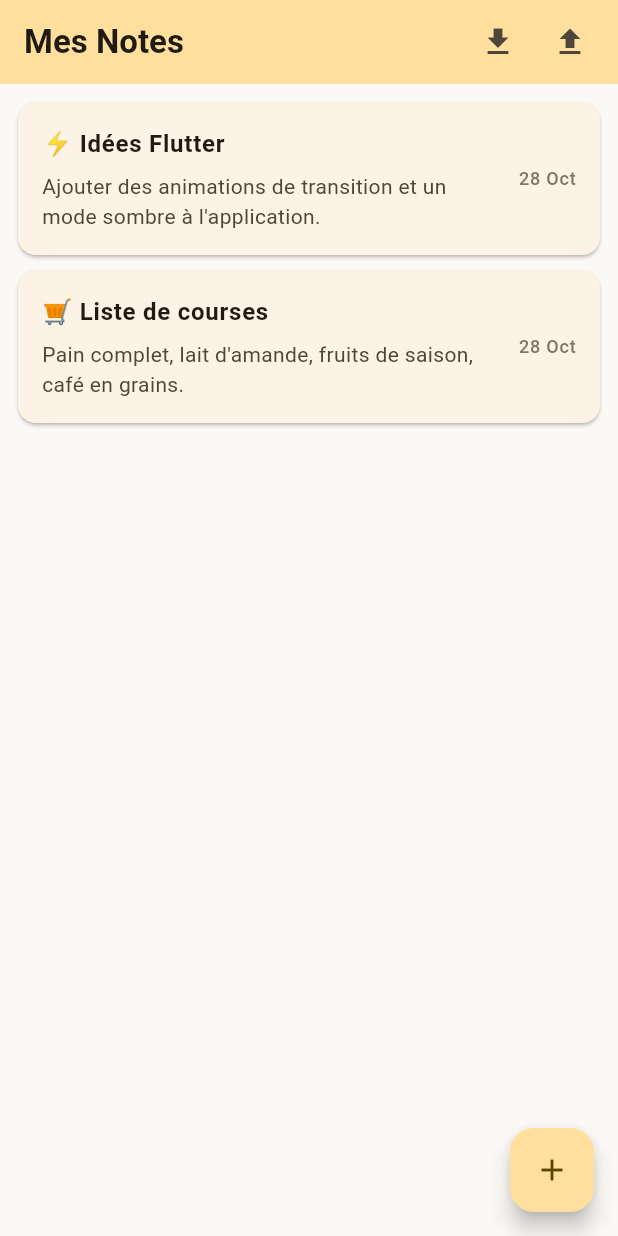
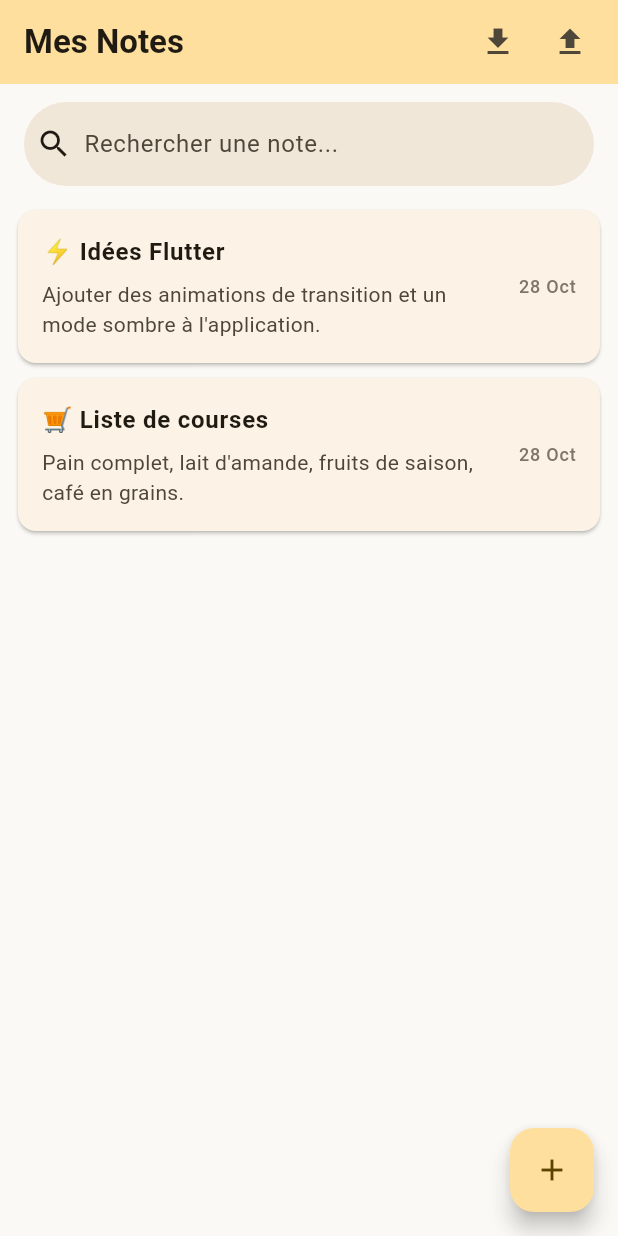
Before and after one commit to DylanMerlateau/projetApplicationMobileBlocNote, a Flutter app: the screen it shows after launch, on a phone screen of 412 x 824 dp. Run offline on Flutter 3.47's test engine with Material 3 defaults, Android fonts, the light colour scheme and no system bars; our stand-ins replace file_picker, shared_preferences; missing offline and left inert: universal_html.

Commit message:
Ajout de la barre de recherche

```diff
--- a/lib/main.dart
+++ b/lib/main.dart
@@ -1,9 +1,10 @@
 import 'dart:convert';
-import 'dart:typed_data'; // Indispensable pour Uint8List
+import 'dart:typed_data';
 import 'package:flutter/foundation.dart';
 import 'package:flutter/material.dart';
 import 'package:file_picker/file_picker.dart';
 import 'package:universal_html/html.dart' as html;
+import 'package:shared_preferences/shared_preferences.dart';
 
 void main() {
   runApp(const MyApp());
@@ -35,6 +36,22 @@ class Note {
   String date;
 
   Note({required this.title, required this.content, required this.date});
+
+  Map<String, dynamic> toMap() {
+    return {
+      'title': title,
+      'content': content,
+      'date': date,
+    };
+  }
+
+  factory Note.fromMap(Map<String, dynamic> map) {
+    return Note(
+      title: map['title'] ?? '',
+      content: map['content'] ?? '',
+      date: map['date'] ?? '',
+    );
+  }
 }
 
 class NotesListScreen extends StatefulWidget {
@@ -45,12 +62,64 @@ class NotesListScreen extends StatefulWidget {
 }
 
 class _NotesListScreenState extends State<NotesListScreen> {
-  List<Note> _notes = [
+  List<Note> _notes = [];
+  List<Note> _filteredNotes = [];
+  final TextEditingController _searchController = TextEditingController();
+
+  static const String _noteSeparator = "\n==================== NOTE ====================\n";
+
+  @override
+  void initState() {
+    super.initState();
+    _loadNotes();
+    _searchController.addListener(_filterNotes);
+  }
+
+  @override
+  void dispose() {
+    _searchController.dispose();
+    super.dispose();
+  }
+
+  void _filterNotes() {
+    final query = _searchController.text.toLowerCase().trim();
+    setState(() {
+      if (query.isEmpty) {
+        _filteredNotes = List.from(_notes);
+      } else {
+        _filteredNotes = _notes.where((note) {
+          final titleMatch = note.title.toLowerCase().contains(query);
+          final contentMatch = note.content.toLowerCase().contains(query);
+          return titleMatch || contentMatch;
+        }).toList();
+      }
+    });
+  }
+
+  Future<void> _loadNotes() async {
+    final prefs = await SharedPreferences.getInstance();
+    final String? notesJson = prefs.getString('saved_notes');
+
+    if (notesJson != null) {
+      final List<dynamic> decodedList = jsonDecode(notesJson);
+      _notes = decodedList.map((item) => Note.fromMap(item)).toList();
+    } else {
+      _notes = [
         Note(title: "⚡ Idées Flutter", content: "Ajouter des animations de transition et un mode sombre à l'application.", date: "28 Oct"),
         Note(title: "🛒 Liste de courses", content: "Pain complet, lait d'amande, fruits de saison, café en grains.", date: "28 Oct"),
       ];
+      _saveNotes();
+    }
+    _filterNotes();
+  }
 
-  static const String _noteSeparator = "\n==================== NOTE ====================\n";
+  Future<void> _saveNotes() async {
+    final prefs = await SharedPreferences.getInstance();
+    final List<Map<String, dynamic>> jsonList = _notes.map((note) => note.toMap()).toList();
+    final String encodedData = jsonEncode(jsonList);
+
+    await prefs.setString('saved_notes', encodedData);
+  }
 
   Future<void> _exportNotesAsTxt() async {
     if (_notes.isEmpty) {
@@ -63,9 +132,9 @@ class _NotesListScreenState extends State<NotesListScreen> {
 
     for (var note in _notes) {
       txtBuffer.write(_noteSeparator);
-      txtBuffer.write("TITRE : ${note.title}\n");
-      txtBuffer.write("DATE : ${note.date}\n");
-      txtBuffer.write("CONTENU :\n${note.content}\n");
+      txtBuffer.write("TITRE : \${note.title}\n");
+      txtBuffer.write("DATE : \${note.date}\n");
+      txtBuffer.write("CONTENU :\n\${note.content}\n");
     }
 
     String txtString = txtBuffer.toString();
@@ -154,6 +223,8 @@ class _NotesListScreenState extends State<NotesListScreen> {
           _notes = importedNotes;
         });
 
+        _saveNotes();
+        _filterNotes();
         _showSnackBar("Notes importées avec succès !");
       }
     } catch (e) {
@@ -190,22 +261,47 @@ class _NotesListScreenState extends State<NotesListScreen> {
           const SizedBox(width: 8),
         ],
       ),
-      body: _notes.isEmpty
+      body: Column(
+        children: [
+          Padding(
+            padding: const EdgeInsets.fromLTRB(16, 12, 16, 4),
+            child: SearchBar(
+              controller: _searchController,
+              hintText: "Rechercher une note...",
+              leading: const Icon(Icons.search),
+              trailing: _searchController.text.isNotEmpty
+                  ? [
+                      IconButton(
+                        icon: const Icon(Icons.clear),
+                        onPressed: () => _searchController.clear(),
+                      )
+                    ]
+                  : null,
+              elevation: WidgetStateProperty.all(0),
+              backgroundColor: WidgetStateProperty.all(theme.colorScheme.surfaceContainerHigh),
+            ),
+          ),
+
+          Expanded(
+            child: _filteredNotes.isEmpty
                 ? Center(
                     child: Column(
                       mainAxisAlignment: MainAxisAlignment.center,
                       children: [
-                  Icon(Icons.note_alt_outlined, size: 64, color: theme.colorScheme.outline),
+                        Icon(Icons.search_off, size: 64, color: theme.colorScheme.outline),
                         const SizedBox(height: 16),
-                  Text('Aucune note pour le moment', style: TextStyle(color: theme.colorScheme.outline)),
+                        Text(
+                          _notes.isEmpty ? 'Aucune note pour le moment' : 'Aucun résultat trouvé',
+                          style: TextStyle(color: theme.colorScheme.outline),
+                        ),
                       ],
                     ),
                   )
                 : ListView.builder(
                     padding: const EdgeInsets.all(12),
-              itemCount: _notes.length,
+                    itemCount: _filteredNotes.length,
                     itemBuilder: (context, index) {
-                final note = _notes[index];
+                      final note = _filteredNotes[index];
                       return Card(
                         margin: const EdgeInsets.only(bottom: 10),
                         child: ListTile(
@@ -232,14 +328,22 @@ class _NotesListScreenState extends State<NotesListScreen> {
                               MaterialPageRoute(builder: (context) => NoteFormScreen(note: note)),
                             );
                             if (editedNote != null) {
+                              final realIndex = _notes.indexOf(note);
+                              if (realIndex != -1) {
                                 setState(() {
-                          _notes[index] = editedNote;
+                                  _notes[realIndex] = editedNote;
                                 });
+                                _saveNotes();
+                                _filterNotes();
+                              }
                             }
                           },
                         ),
                       );
                     },
+                  ),
+          ),
+        ],
       ),
       floatingActionButton: FloatingActionButton(
         backgroundColor: theme.colorScheme.primaryContainer,
@@ -253,6 +357,9 @@ class _NotesListScreenState extends State<NotesListScreen> {
             setState(() {
               _notes.add(newNote);
             });
+            _saveNotes();
+            _searchController.clear();
+            _filterNotes();
           }
         },
       ),
```
Lines whose indentation alone changed are shown as unchanged.
